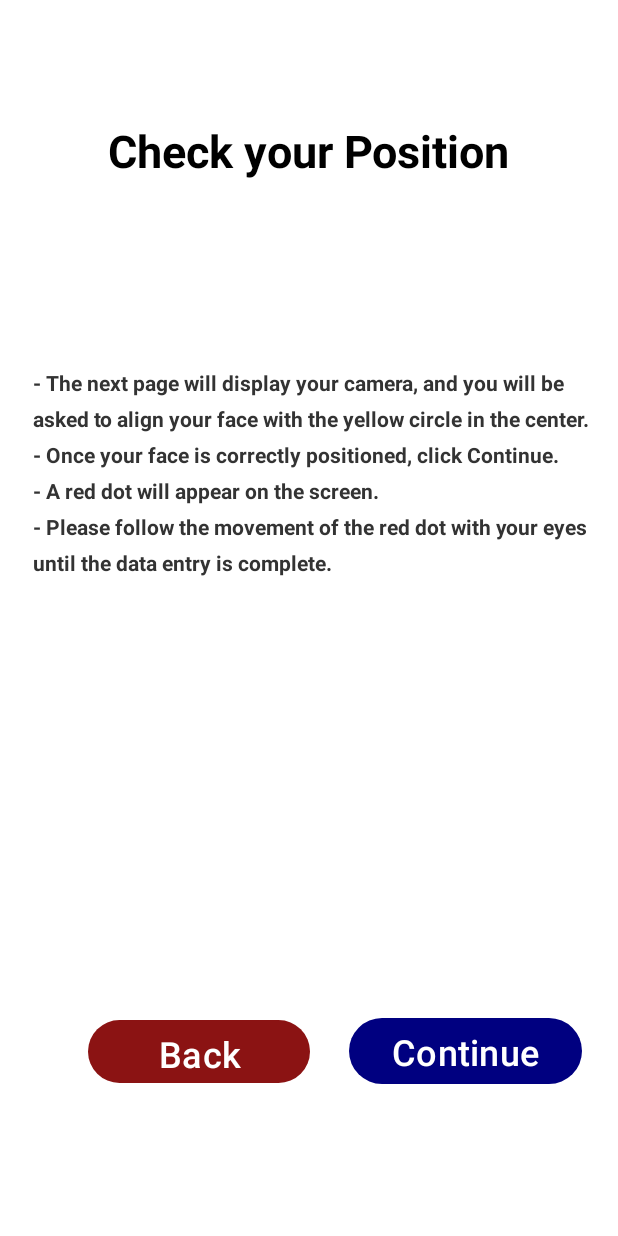
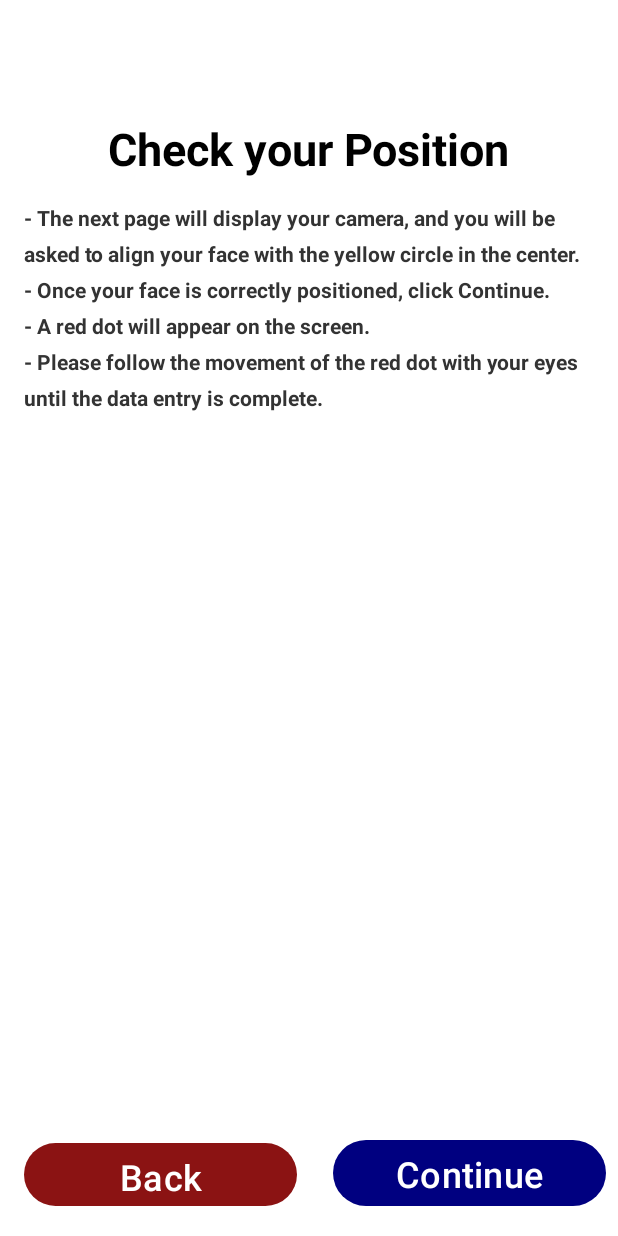
Before and after one commit to zhangyan233/eye-track-front, an Android app: the CalibrationActivity screen opened directly, with no data from a screen before it, on a phone screen of 412 x 824 dp. Run offline under Robolectric (Android 15) with nearby library versions, the phone set to English and light mode, and no system bars.

Commit message:
change the config of front camera

```diff
--- a/app/src/main/AndroidManifest.xml
+++ b/app/src/main/AndroidManifest.xml
@@ -32,7 +32,7 @@
         <activity android:name=".activity.AgreementActivity" android:exported="true" />
         <activity android:name=".activity.GenderActivity" android:exported="true" />
         <activity android:name=".activity.InstructionActivity" android:exported="true" />
-        <activity android:name=".activity.CalibrationActivity" android:exported="true" />
+        <activity android:name=".activity.CalibrationActivity" android:exported="true" android:configChanges="orientation|screenSize" android:screenOrientation="sensor"/>
         <activity android:name=".activity.CalibrationdirectorActivity" android:exported="true" android:configChanges="orientation|screenSize" android:screenOrientation="sensor"/>
         <activity android:name=".activity.CalibrationreddotActivity" android:exported="true" android:configChanges="orientation|screenSize" android:screenOrientation="sensor"/>
         <activity android:name=".activity.VideoPlayActivity" android:exported="true" android:configChanges="orientation|screenSize" android:screenOrientation="sensor" />
--- a/app/src/main/java/com/example/eyetracking/activity/CalibrationreddotActivity.java
+++ b/app/src/main/java/com/example/eyetracking/activity/CalibrationreddotActivity.java
@@ -195,8 +195,8 @@ public class CalibrationreddotActivity extends AppCompatActivity {
             builder.addTarget(imageReader.getSurface());
             builder.set(CaptureRequest.CONTROL_AF_MODE, CaptureRequest.CONTROL_AF_MODE_CONTINUOUS_PICTURE);
             builder.set(CaptureRequest.CONTROL_AE_MODE, CaptureRequest.CONTROL_AE_MODE_ON_AUTO_FLASH);
-            builder.set(CaptureRequest.CONTROL_AE_EXPOSURE_COMPENSATION, 3); // 设置曝光补偿
-            builder.set(CaptureRequest.SENSOR_SENSITIVITY, 800);
+//            builder.set(CaptureRequest.CONTROL_AE_EXPOSURE_COMPENSATION, 3); // 设置曝光补偿
+//            builder.set(CaptureRequest.SENSOR_SENSITIVITY, 800);
 
             if (faceDetectModes != null && faceDetectModes.length > 0) {
                 builder.set(CaptureRequest.STATISTICS_FACE_DETECT_MODE, CameraMetadata.STATISTICS_FACE_DETECT_MODE_FULL);
@@ -227,7 +227,8 @@ public class CalibrationreddotActivity extends AppCompatActivity {
     //send image to websocket
     private void sendImage(byte[] image) {
         Runnable sendTask = () -> {
-            CalibrationUser user = new CalibrationUser("testUser1", image, 25, 1, new int[]{200, 256});
+            CalibrationUser user = new CalibrationUser("testUser1", image, 25, 1,
+                    new int[]{200, 256});
             Gson gson = new Gson();
             String json = gson.toJson(user);
 
--- a/app/src/main/java/com/example/eyetracking/activity/VideoPlayActivity.java
+++ b/app/src/main/java/com/example/eyetracking/activity/VideoPlayActivity.java
@@ -275,8 +275,8 @@ public class VideoPlayActivity extends Activity {
             builder.addTarget(imageReader.getSurface());
             builder.set(CaptureRequest.CONTROL_AF_MODE, CaptureRequest.CONTROL_AF_MODE_CONTINUOUS_PICTURE);
             builder.set(CaptureRequest.CONTROL_AE_MODE, CaptureRequest.CONTROL_AE_MODE_ON_AUTO_FLASH);
-            builder.set(CaptureRequest.CONTROL_AE_EXPOSURE_COMPENSATION, 3); // 设置曝光补偿
-            builder.set(CaptureRequest.SENSOR_SENSITIVITY, 800);
+//            builder.set(CaptureRequest.CONTROL_AE_EXPOSURE_COMPENSATION, 3); // 设置曝光补偿
+//            builder.set(CaptureRequest.SENSOR_SENSITIVITY, 800);
 
             if (faceDetectModes != null && faceDetectModes.length > 0) {
                 builder.set(CaptureRequest.STATISTICS_FACE_DETECT_MODE, CameraMetadata.STATISTICS_FACE_DETECT_MODE_FULL);
--- a/app/src/main/res/layout/calibration.xml
+++ b/app/src/main/res/layout/calibration.xml
@@ -8,11 +8,18 @@
     android:background="@drawable/drawable_shape"
     tools:context=".activity.CalibrationActivity">
 
+    <!-- 定义一个垂直的 Guideline，位置在父视图高度的 10% -->
+    <androidx.constraintlayout.widget.Guideline
+        android:id="@+id/guideline_10_percent"
+        android:layout_width="wrap_content"
+        android:layout_height="wrap_content"
+        android:orientation="horizontal"
+        app:layout_constraintGuide_percent="0.1" />
+
     <TextView
         android:id="@+id/text_check_position"
         android:layout_width="wrap_content"
         android:layout_height="wrap_content"
-        android:layout_marginTop="84dp"
         android:gravity="center_horizontal|center_vertical"
         android:includeFontPadding="false"
         android:maxLines="1"
@@ -24,18 +31,16 @@
         app:layout_constraintEnd_toEndOf="parent"
         app:layout_constraintHorizontal_bias="0.496"
         app:layout_constraintStart_toStartOf="parent"
-        app:layout_constraintTop_toTopOf="parent" />
-
-
+        app:layout_constraintTop_toBottomOf="@id/guideline_10_percent" />
 
 
     <TextView
         android:id="@+id/text_face_match2"
-        android:layout_width="381dp"
-        android:layout_height="234dp"
-        android:layout_marginStart="56dp"
-        android:layout_marginTop="248dp"
-        android:layout_marginEnd="56dp"
+        android:layout_width="0dp"
+        android:layout_height="0dp"
+        android:layout_marginStart="16dp"
+        android:layout_marginTop="20dp"
+        android:layout_marginEnd="16dp"
         android:gravity="top|start"
         android:includeFontPadding="false"
         android:lineHeight="24dp"
@@ -44,47 +49,42 @@
         android:textColor="#FF333333"
         android:textSize="14dp"
         android:textStyle="bold"
+        app:layout_constraintBottom_toTopOf="@id/buttonToPage1"
         app:layout_constraintEnd_toEndOf="parent"
-        app:layout_constraintHorizontal_bias="0.42"
         app:layout_constraintStart_toStartOf="parent"
-        app:layout_constraintTop_toTopOf="parent" />
+        app:layout_constraintTop_toBottomOf="@id/text_check_position"
+        app:layout_constraintVertical_bias="0.1" />
 
     <Button
         android:id="@+id/buttonToPage1"
-        android:layout_width="155dp"
+        android:layout_width="0dp"
         android:layout_height="52dp"
-        android:layout_marginStart="232dp"
-        android:layout_marginTop="593dp"
-        android:layout_marginEnd="24dp"
+        android:layout_marginStart="16dp"
+        android:layout_marginEnd="8dp"
         android:layout_marginBottom="16dp"
         android:onClick="goToCalibrationDirection"
         android:text="Continue"
         android:textColor="#FFFFFF"
         android:textSize="24sp"
         app:backgroundTint="#000080"
-        app:layout_constraintBottom_toBottomOf="parent"
+        app:layout_constraintStart_toEndOf="@id/buttonToPage3"
         app:layout_constraintEnd_toEndOf="parent"
-        app:layout_constraintStart_toStartOf="parent"
-        app:layout_constraintTop_toTopOf="parent"
-        tools:ignore="MissingConstraints" />
+        app:layout_constraintBottom_toBottomOf="parent" />
 
     <Button
         android:id="@+id/buttonToPage3"
-        android:layout_width="148dp"
+        android:layout_width="0dp"
         android:layout_height="50dp"
-        android:layout_marginStart="58dp"
-        android:layout_marginTop="593dp"
-        android:layout_marginEnd="205dp"
+        android:layout_marginStart="16dp"
+        android:layout_marginEnd="8dp"
         android:layout_marginBottom="16dp"
         android:onClick="backToInstruction"
         android:text="Back"
         android:textColorLink="#FFFFFF"
         android:textSize="24sp"
         app:backgroundTint="#8B1313"
-        app:layout_constraintBottom_toBottomOf="parent"
-        app:layout_constraintEnd_toEndOf="parent"
         app:layout_constraintStart_toStartOf="parent"
-        app:layout_constraintTop_toTopOf="parent"
-        tools:ignore="MissingConstraints" />
+        app:layout_constraintEnd_toStartOf="@id/buttonToPage1"
+        app:layout_constraintBottom_toBottomOf="parent" />
 
 </androidx.constraintlayout.widget.ConstraintLayout>
```
